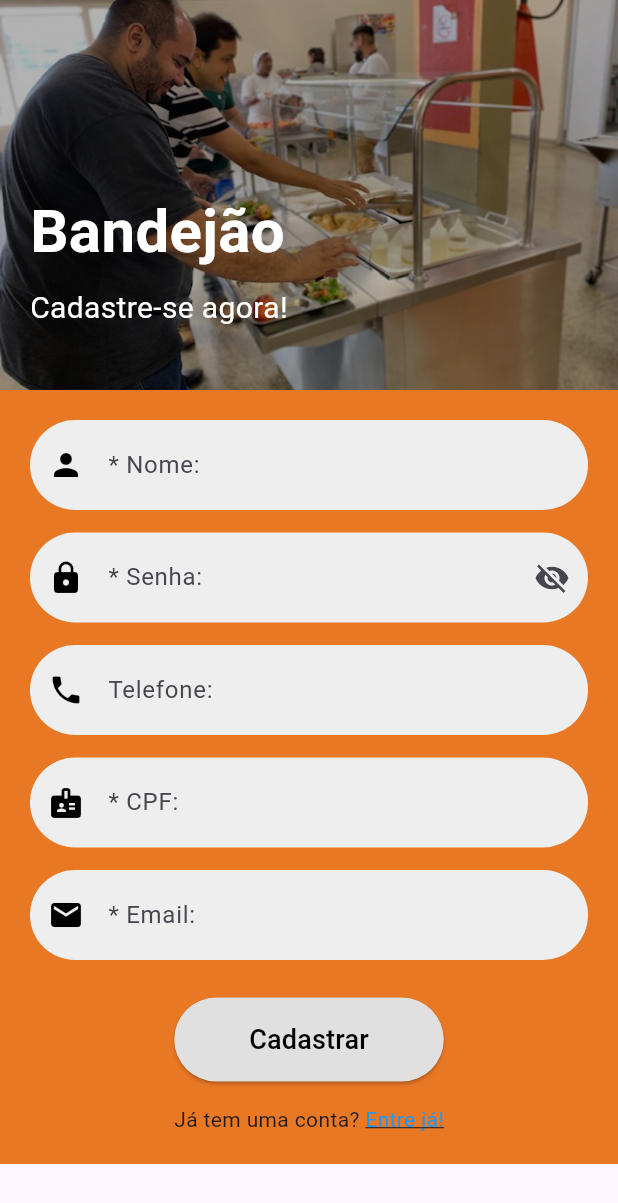
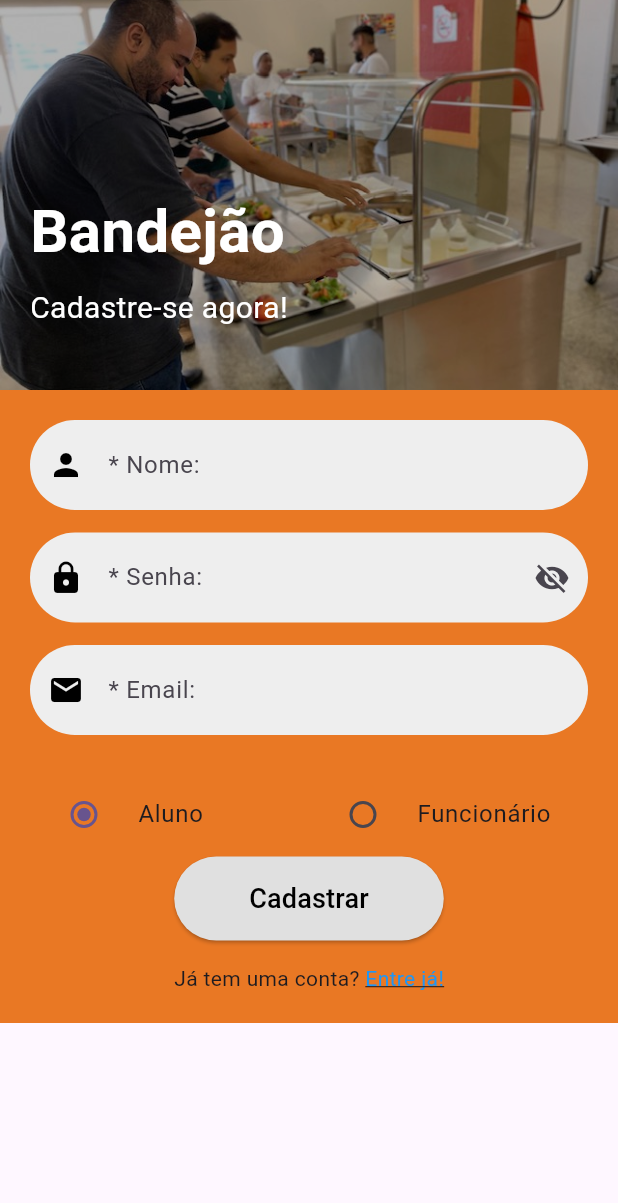
Before and after one commit to Caricatum/Projeto-Bandeco, a Flutter app: the screen it shows after launch, on a phone screen of 412 x 824 dp. Shown: the top 1203 px of the screen. Run offline on Flutter 3.47's test engine with Material 3 defaults, Android fonts, the light colour scheme and no system bars.

Commit message:
Classe Usuário criada, escolha de tipo de Usuario em cadastro, TextField CPF e Telefone deletados, controllers de cadastro.

```diff
--- a/Codigo/Mobile/lib/cadastro.dart
+++ b/Codigo/Mobile/lib/cadastro.dart
@@ -9,8 +9,9 @@ class Cadastro extends StatefulWidget {
 }
 
 class _CadastroState extends State<Cadastro> {
+  String tipoUsuario = "Aluno";
 
-bool _obscurePassword = true;
+  bool _obscurePassword = true;
 
   InputDecoration customInput(String hint, IconData icon, {Widget? suffix}) {
     return InputDecoration(
@@ -27,6 +28,9 @@ bool _obscurePassword = true;
     );
   }
 
+  TextEditingController nomeController = new TextEditingController();
+  TextEditingController senhaController = new TextEditingController();
+  TextEditingController loginController = new TextEditingController();
 
   @override
   Widget build(BuildContext context) {
@@ -79,11 +83,15 @@ bool _obscurePassword = true;
               child: Column(
                 children: [
                   // Nome
-                  TextField(decoration: customInput("* Nome:", Icons.person)),
+                  TextField(
+                    controller: nomeController,
+                    decoration: customInput("* Nome:", Icons.person),
+                  ),
                   const SizedBox(height: 15),
 
                   // Senha
                   TextField(
+                    controller: senhaController,
                     obscureText: _obscurePassword,
                     decoration: customInput(
                       "* Senha:",
@@ -104,26 +112,43 @@ bool _obscurePassword = true;
                   ),
                   const SizedBox(height: 15),
 
-                  // Telefone
-                  TextField(
-                    keyboardType: TextInputType.phone,
-                    decoration: customInput("Telefone:", Icons.phone),
-                  ),
-                  const SizedBox(height: 15),
-
-                  // CPF
-                  TextField(
-                    keyboardType: TextInputType.number,
-                    decoration: customInput("* CPF:", Icons.badge),
-                  ),
-                  const SizedBox(height: 15),
-
                   // Email
                   TextField(
+                    controller: loginController,
                     keyboardType: TextInputType.emailAddress,
                     decoration: customInput("* Email:", Icons.email),
                   ),
                   const SizedBox(height: 25),
+
+                  Row(
+                    children: [
+                      Expanded(
+                        child: RadioListTile<String>(
+                          title: const Text("Aluno"),
+                          value: "Aluno",
+                          groupValue: tipoUsuario,
+                          onChanged: (value) {
+                            setState(() {
+                              tipoUsuario = value!;
+                            });
+                          },
+                        ),
+                      ),
+
+                      Expanded(
+                        child: RadioListTile<String>(
+                          title: const Text("Funcionário"),
+                          value: "Funcionário",
+                          groupValue: tipoUsuario,
+                          onChanged: (value) {
+                            setState(() {
+                              tipoUsuario = value!;
+                            });
+                          },
+                        ),
+                      ),
+                    ],
+                  ),
 
                   // BOTÃO
                   ElevatedButton(
--- a/Codigo/Mobile/lib/principal.dart
+++ b/Codigo/Mobile/lib/principal.dart
@@ -19,7 +19,7 @@ class _PrincipalState extends State<Principal> {
       appBar: AppBar(
         title: Text(
           "Bem Vindo (nome do user)!",
-          style: TextStyle(fontSize: 30),
+          style: TextStyle(fontSize: 15),
         ), //Colocar nome do Usuario no Bem Vindo
         backgroundColor: Colors.orangeAccent,
         actions: [
```
Also changed, not shown: Codigo/Mobile/lib/usuario.dart (added, +24 -0 lines), Codigo/Mobile/pubspec.lock.
